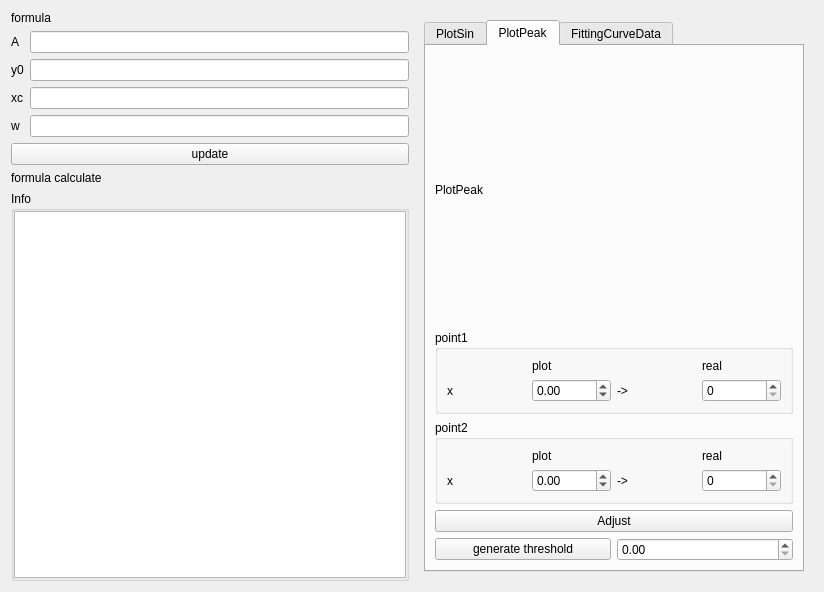
Old version of the form src/form/FormPlotCorrection/fitting/formfittingsin.ui in the repository MRsoymilk/MySerial.
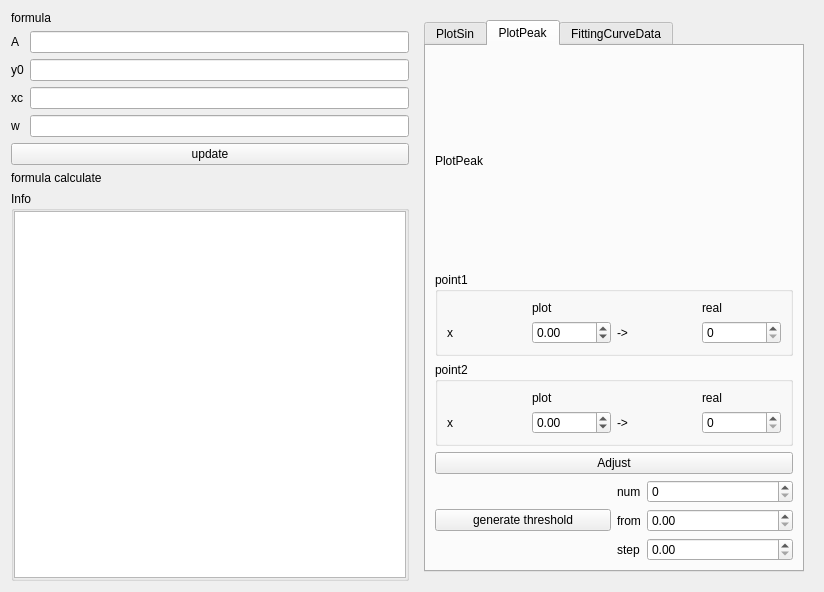
New version of the form.

The edit to the form file:
```diff
--- a/src/form/FormPlotCorrection/fitting/formfittingsin.ui
+++ b/src/form/FormPlotCorrection/fitting/formfittingsin.ui
@@ -285,12 +285,47 @@
              </widget>
             </item>
             <item>
+             <layout class="QFormLayout" name="formLayout">
+              <item row="0" column="0">
+               <widget class="QLabel" name="labelNum">
+                <property name="text">
+                 <string>num</string>
+                </property>
+               </widget>
+              </item>
+              <item row="0" column="1">
+               <widget class="QSpinBox" name="spinBoxNum">
+                <property name="maximum">
+                 <number>9999</number>
+                </property>
+               </widget>
+              </item>
+              <item row="1" column="0">
+               <widget class="QLabel" name="labelStart">
+                <property name="text">
+                 <string>from</string>
+                </property>
+               </widget>
+              </item>
+              <item row="1" column="1">
              <widget class="QDoubleSpinBox" name="doubleSpinBoxStart">
               <property name="maximum">
                <double>9999.989999999999782</double>
               </property>
              </widget>
             </item>
+              <item row="2" column="0">
+               <widget class="QLabel" name="labelStep">
+                <property name="text">
+                 <string>step</string>
+                </property>
+               </widget>
+              </item>
+              <item row="2" column="1">
+               <widget class="QDoubleSpinBox" name="doubleSpinBoxStep"/>
+              </item>
+             </layout>
+            </item>
            </layout>
           </item>
          </layout>
```
Left out of the diff: 2 changed lines with no effect on the pictures. Lines whose indentation alone changed are shown as unchanged.
